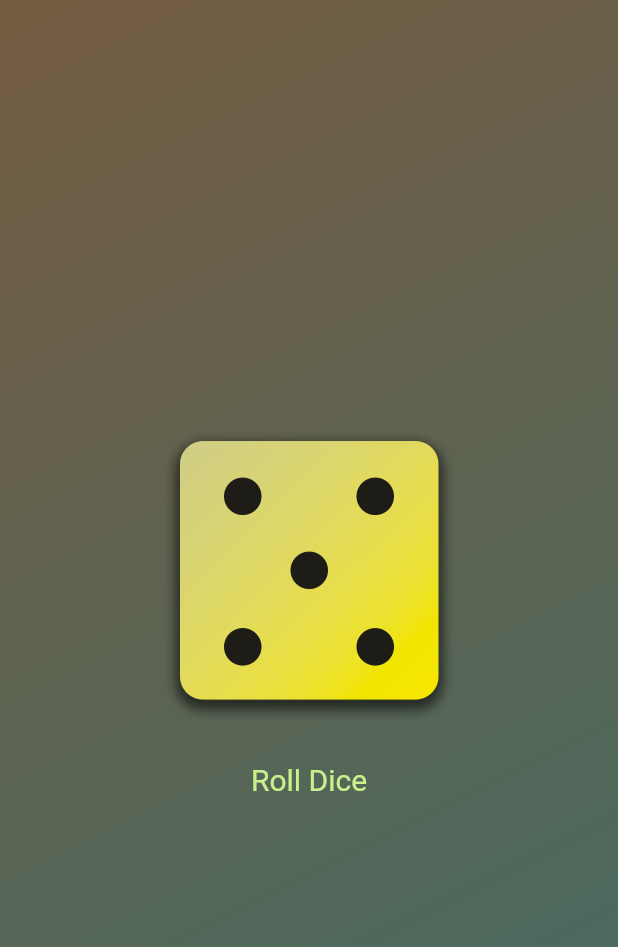
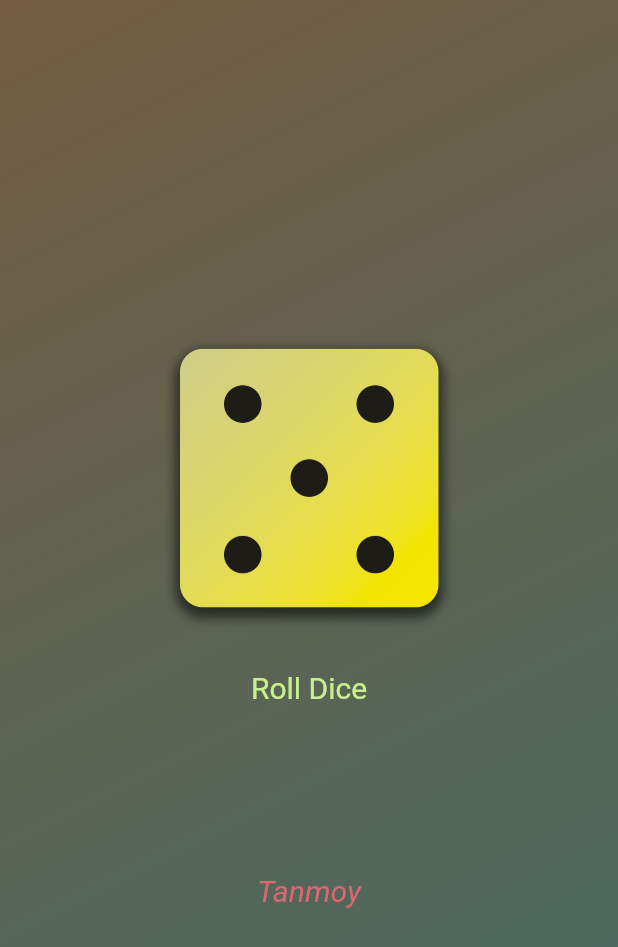
Before and after one commit to Tanmoym047/roll_dice, a Flutter app: the screen it shows after launch, on a phone screen of 412 x 824 dp. Shown: the top 947 px of the screen. Run offline on Flutter 3.47's test engine with Material 2 defaults, Android fonts, the phone set to English and light mode, and no system bars.

Commit message:
added tanmoy text

```diff
--- a/lib/dice_roller.dart
+++ b/lib/dice_roller.dart
@@ -42,6 +42,17 @@ class _DiceRollerState extends State<DiceRoller> {
           ),
           child: const Text('Roll Dice'),
         ),
+        const SizedBox(height: 100),
+        const Center(
+          child: Text(
+            'Tanmoy',
+            style: TextStyle(
+              fontSize: 20,
+              color: Color.fromARGB(255, 220, 103, 115),
+              fontStyle: FontStyle.italic,
+            ),
+          ),
+        ),
       ],
     );
   }
```
